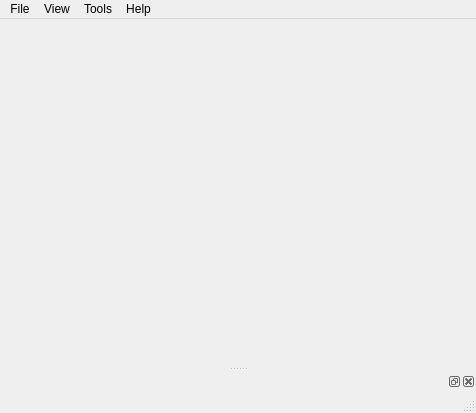
pyIVLS/pyIVLS, file pyIVLS_GUI.ui: the form before one commit.
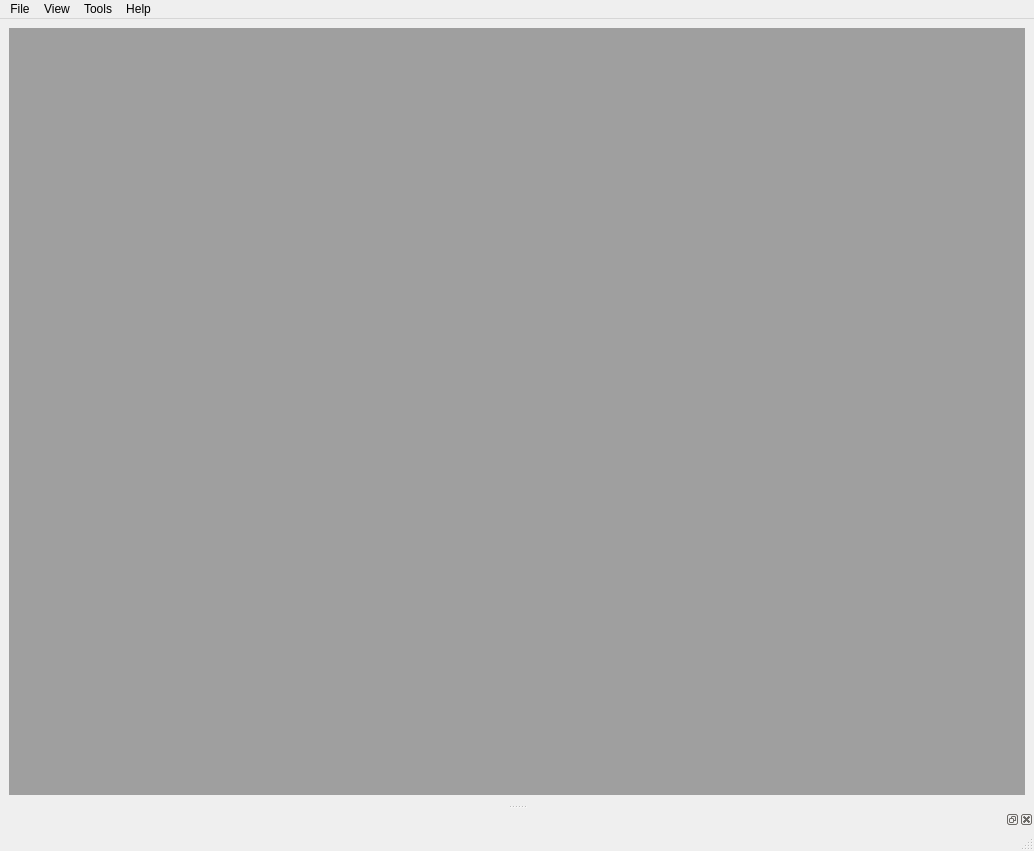
The form after the commit.

Commit message:
*MDI area added for visualization. This required additional hook for plugins, if a MDI widget should be sent to main window
*Camera plugin is fully separated to GUI and harware modules

*Camera preview uses MDI widget

```diff
--- a/pyIVLS_GUI.ui
+++ b/pyIVLS_GUI.ui
@@ -6,20 +6,26 @@
    <rect>
     <x>0</x>
     <y>0</y>
-    <width>476</width>
-    <height>413</height>
+    <width>1034</width>
+    <height>851</height>
    </rect>
   </property>
   <property name="windowTitle">
    <string>MainWindow</string>
   </property>
-  <widget class="QWidget" name="centralwidget"/>
+  <widget class="QWidget" name="centralwidget">
+   <layout class="QVBoxLayout" name="verticalLayout_2">
+    <item>
+     <widget class="QMdiArea" name="mdiArea"/>
+    </item>
+   </layout>
+  </widget>
   <widget class="QMenuBar" name="menubar">
    <property name="geometry">
     <rect>
      <x>0</x>
      <y>0</y>
-     <width>476</width>
+     <width>1034</width>
      <height>22</height>
     </rect>
    </property>
```
The commit also changes 11 other files.
